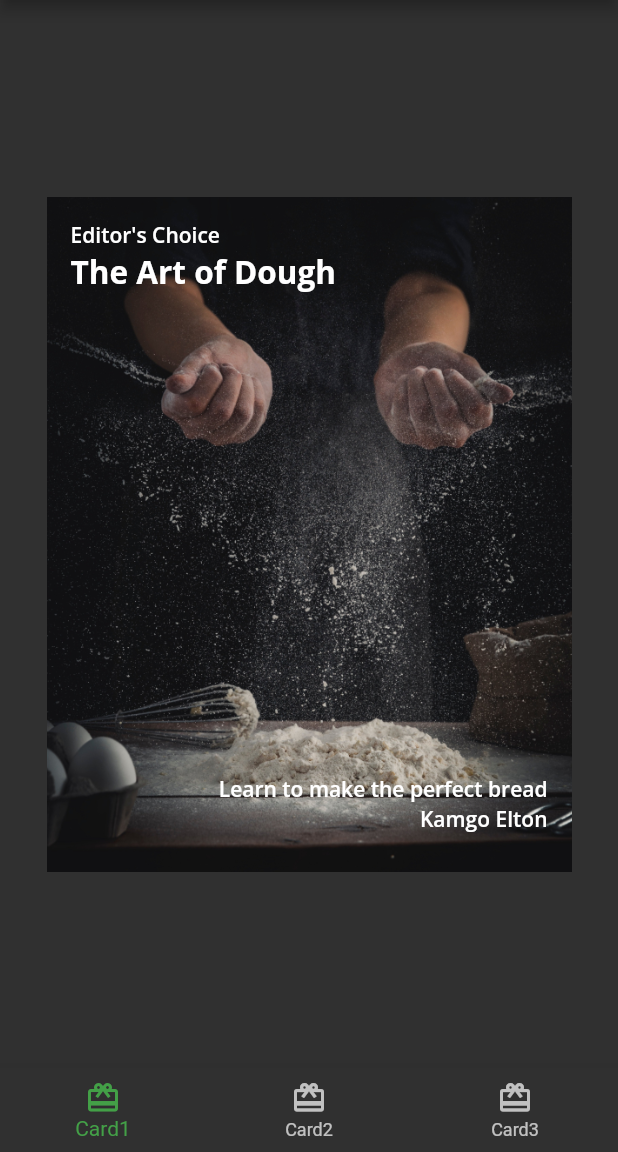
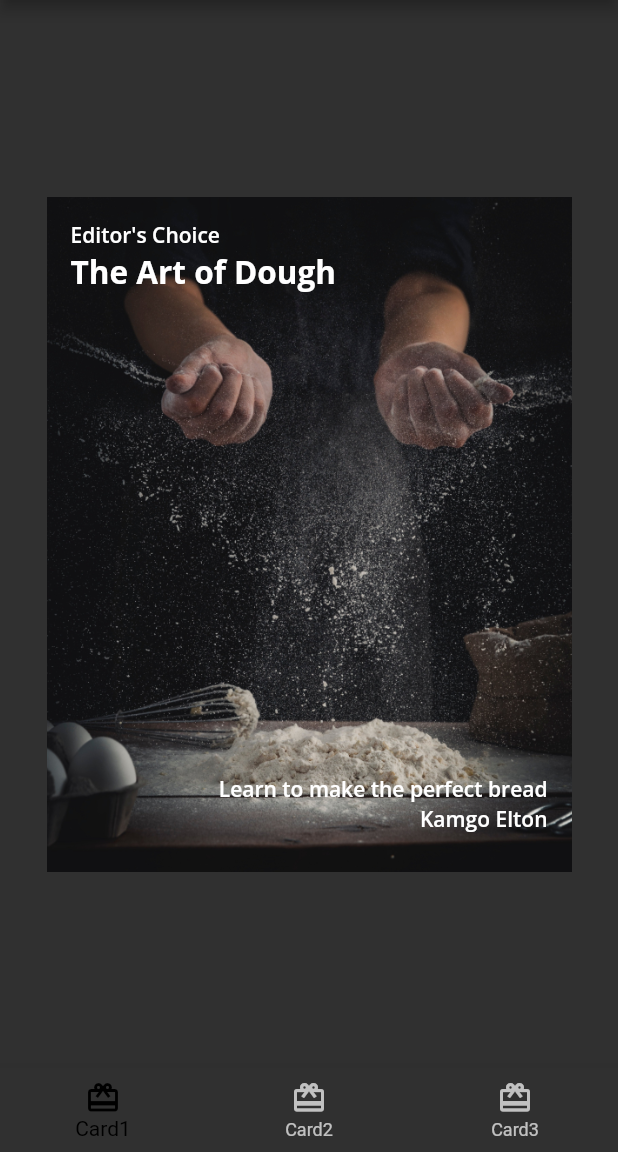
Before and after one commit to kelton-glitch/fooderlich, a Flutter app: the screen it shows after launch, on a phone screen of 412 x 824 dp, the part 84-1236 px from its top. Run offline on Flutter 3.47's test engine with Material 2 defaults, Android fonts, the phone set to English and light mode, and no system bars; our stand-ins replace google_fonts.

Commit message:
edit on accentColor

```diff
--- a/lib/fooderlich_theme.dart
+++ b/lib/fooderlich_theme.dart
@@ -64,8 +64,8 @@
     return ThemeData(
       brightness: Brightness.light,
       primaryColor: Colors.white,
-      accentColor: Colors.black,
-      textSelectionTheme: const TextSelectionThemeData(selectionColor: Colors.green),
+      //accentColor: Colors.black,
+      textSelectionTheme: const TextSelectionThemeData(selectionColor: Colors.black),
       textTheme: lightTextTheme,
     );
   }
@@ -74,7 +74,8 @@
     return ThemeData(
       brightness: Brightness.dark,
       primaryColor: Colors.grey[900],
-      accentColor: Colors.green[600],
+      //accentColor: Colors.green[600],
+      textSelectionTheme: const TextSelectionThemeData(selectionColor: Colors.black),
       textTheme: darkTextTheme,
     );
   }
```
